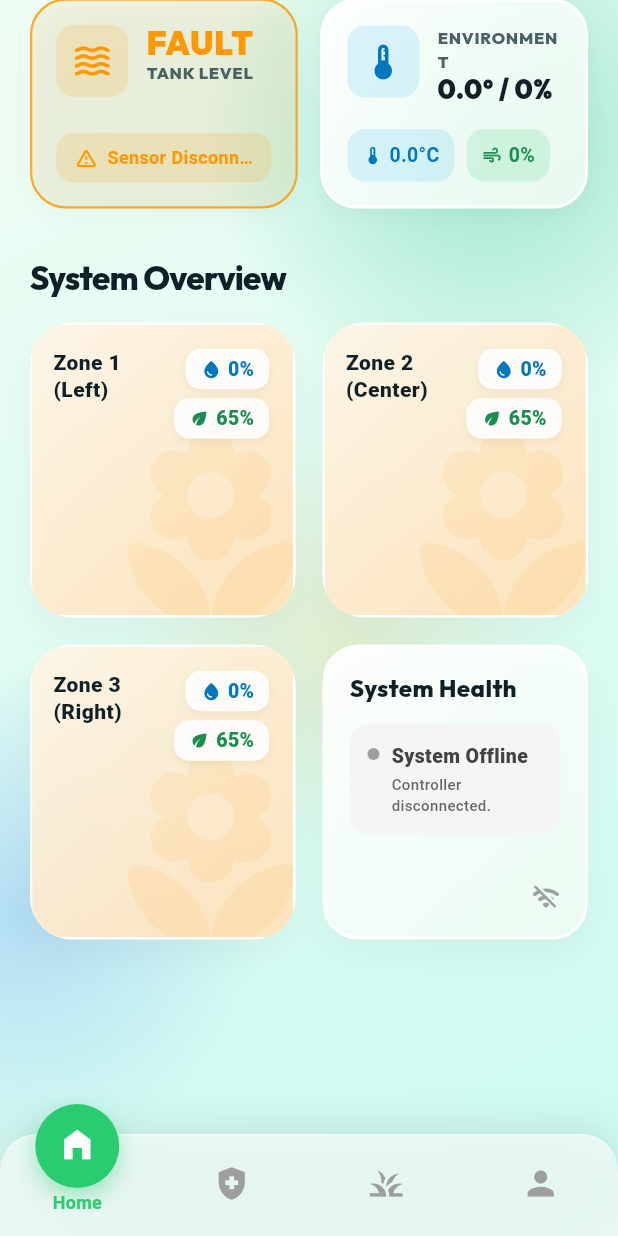
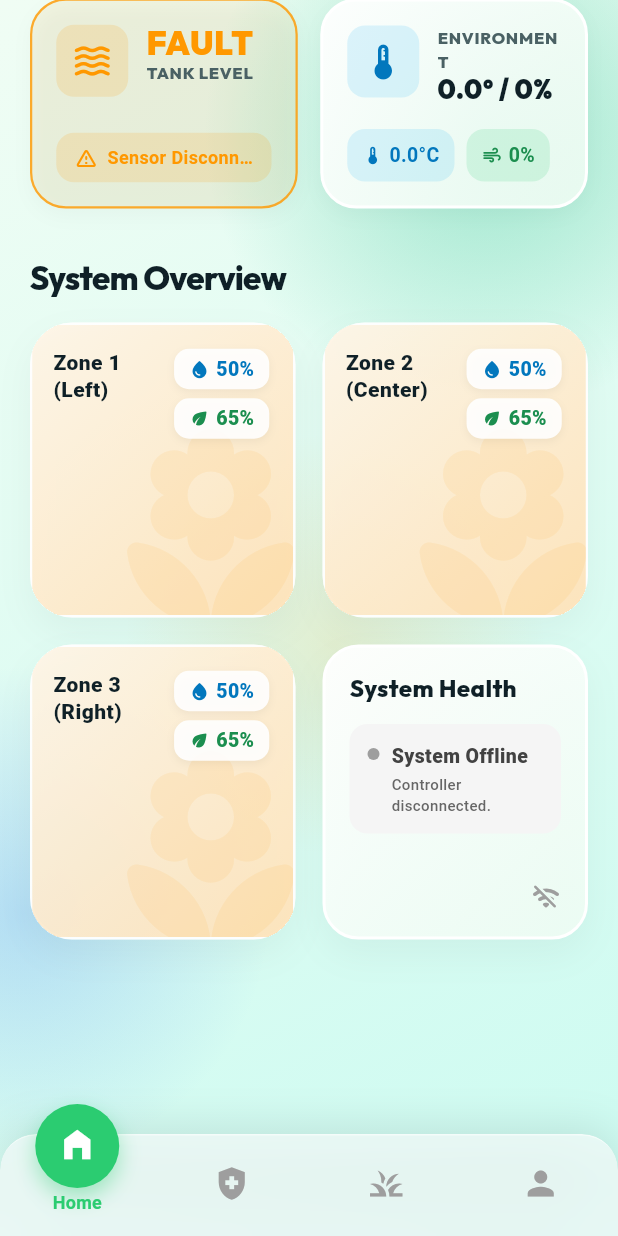
Before and after one commit to Arziii/Smartsprout, a Flutter app: the DashboardPage screen opened by its route, scrolled down 108 dp, on a phone screen of 412 x 824 dp. Run offline on Flutter 3.47's test engine with Material 3 defaults, Android fonts, the phone set to English and light mode, and no system bars; our stand-ins replace cloud_firestore, firebase_auth, firebase_core, fl_chart, flutter_dotenv, flutter_riverpod and 3 more; accounts and stored records are empty.

Commit message:
feat: add ZoneCard widget for displaying zone status and managing plant selection

```diff
--- a/smartsprout/lib/widgets/zone_card.dart
+++ b/smartsprout/lib/widgets/zone_card.dart
@@ -228,9 +228,7 @@ class _ZoneCardState extends ConsumerState<ZoneCard> {
                                 size: 14, color: Color(0xFF0277BD)),
                             const SizedBox(width: 4),
                             Text(
-                              (widget.isFault || widget.rawMoisture < 0)
-                                  ? '--%'
-                                  : '${widget.rawMoisture}%',
+                              '${widget.calibratedValue.round()}%',
                               style: TextStyle(
                                 fontWeight: FontWeight.w800,
                                 fontSize: 13,
```
